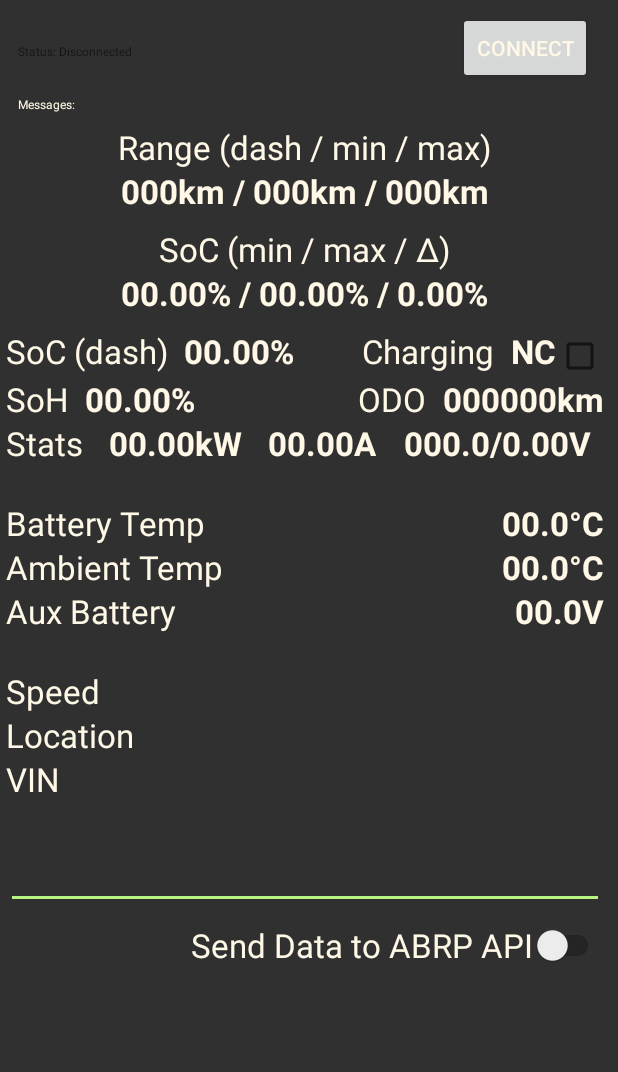
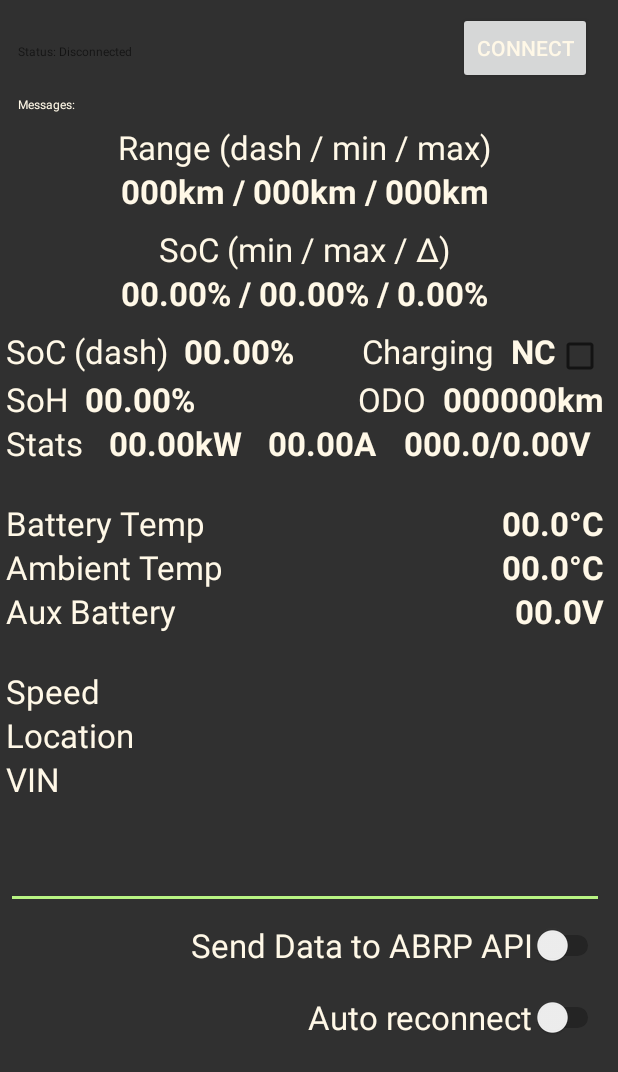
Before and after one commit to DanielH1987/HONDAeInsight, an Android app: the layout activity_communicate.xml on its own in the app's theme, with its tools: preview values and no code run, on a phone screen of 412 x 824 dp. Shown: the top 1072 px of the screen. Run offline under Robolectric (Android 15) with nearby library versions, the phone set to English and light mode, and no system bars.

Commit message:
fix: AMP multiplication factor new: auto reconnect

```diff
--- a/app/src/main/java/de/danielh/hondae_insight/CommunicateViewModel.java
+++ b/app/src/main/java/de/danielh/hondae_insight/CommunicateViewModel.java
@@ -198,6 +198,10 @@ public class CommunicateViewModel extends AndroidViewModel {
     // Helper method to create toast messages.
     private void toast(@StringRes int messageResource) {
         Toast.makeText(getApplication(), messageResource, Toast.LENGTH_LONG).show();
+        if (messageResource == R.string.message_send_error) {
+            disconnect();
+            _connectionStatusData.postValue(ConnectionStatus.AUTO_RECONNECT);
+        }
     }
 
     // Getter method for the activity to use.
@@ -247,6 +251,6 @@ public class CommunicateViewModel extends AndroidViewModel {
         DISCONNECTED,
         CONNECTING,
         CONNECTED,
-        RETRY
+        AUTO_RECONNECT, RETRY
     }
 }
--- a/app/src/main/java/de/danielh/hondae_insight/MainActivity.java
+++ b/app/src/main/java/de/danielh/hondae_insight/MainActivity.java
@@ -71,7 +71,7 @@ public class MainActivity extends AppCompatActivity {
 
     public void connectToLastConnectedDevice() {
         try {
-            Thread.sleep(1000);
+            Thread.sleep(200);
             String deviceName = _preferences.getString(DEVICE_NAME, null);
             String deviceMac = _preferences.getString(DEVICE_MAC, null);
 
--- a/app/src/main/res/layout/activity_communicate.xml
+++ b/app/src/main/res/layout/activity_communicate.xml
@@ -502,6 +502,7 @@
                 android:layout_weight="0"
                 android:autofillHints=""
                 android:inputType="text"
+                android:selectAllOnFocus="true"
                 android:textAlignment="center" />
 
             <LinearLayout
@@ -525,6 +526,30 @@
                     android:layout_height="48dp"
                     android:textAlignment="textEnd"
                     android:textAppearance="@style/TextAppearance.AppCompat.Large" />
+
+            </LinearLayout>
+
+            <LinearLayout
+                android:layout_width="match_parent"
+                android:layout_height="match_parent"
+                android:layout_weight="1"
+                android:orientation="horizontal">
+
+                <TextView
+                    android:id="@+id/text_auto_reconnect"
+                    android:layout_width="wrap_content"
+                    android:layout_height="wrap_content"
+                    android:layout_weight="1"
+                    android:text="@string/auto_reconnect"
+                    android:textAlignment="textEnd"
+                    android:textAppearance="@style/TextAppearance.AppCompat.Large" />
+
+                <Switch
+                    android:id="@+id/communicate_auto_reconnect"
+                    android:layout_width="48dp"
+                    android:layout_height="48dp"
+                    android:textAlignment="textEnd"
+                    android:textAppearance="@style/TextAppearance.AppCompat.Large" />
             </LinearLayout>
 
         </LinearLayout>
--- a/app/src/main/res/values/strings.xml
+++ b/app/src/main/res/values/strings.xml
@@ -35,5 +35,6 @@
     <string name="aux_bat">Aux Battery</string>
     <string name="range">Range (dash / min / max)</string>
     <string name="send_data">Send Data to ABRP API</string>
+    <string name="auto_reconnect">Auto reconnect</string>
 
 </resources>
--- a/build.gradle
+++ b/build.gradle
@@ -5,7 +5,7 @@ buildscript {
         mavenCentral()
     }
     dependencies {
-        classpath 'com.android.tools.build:gradle:8.1.1'
+        classpath 'com.android.tools.build:gradle:8.1.4'
         classpath "org.jetbrains.kotlin:kotlin-gradle-plugin:$kotlin_version"
     }
 }
```
Also changed, not shown: app/src/main/java/de/danielh/hondae_insight/CommunicateActivity.java (+40 -14 lines).
